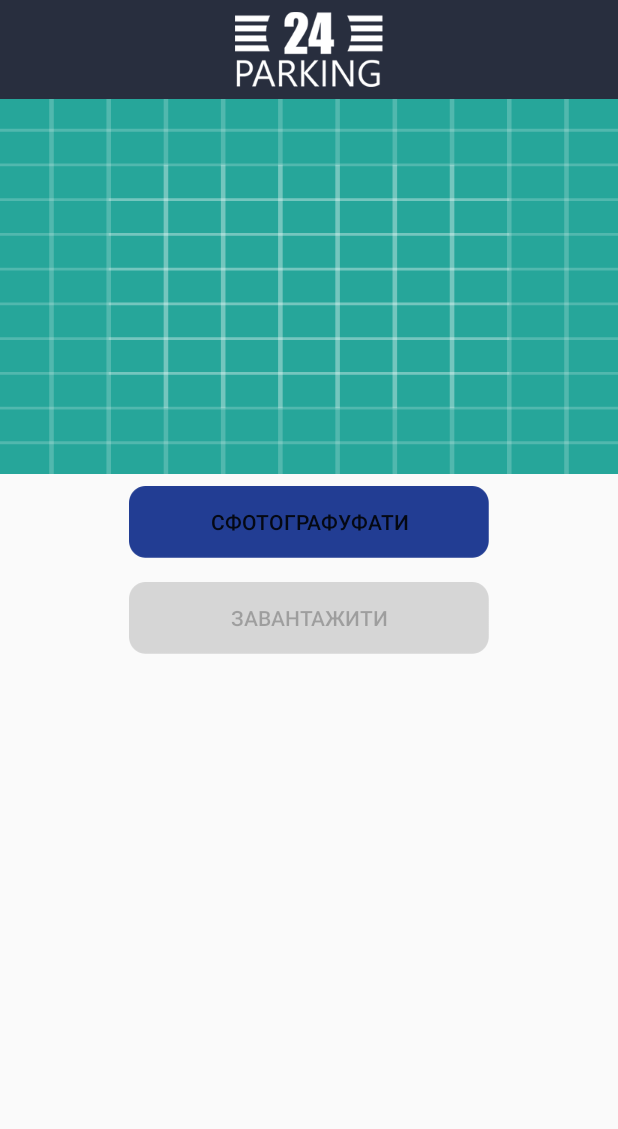
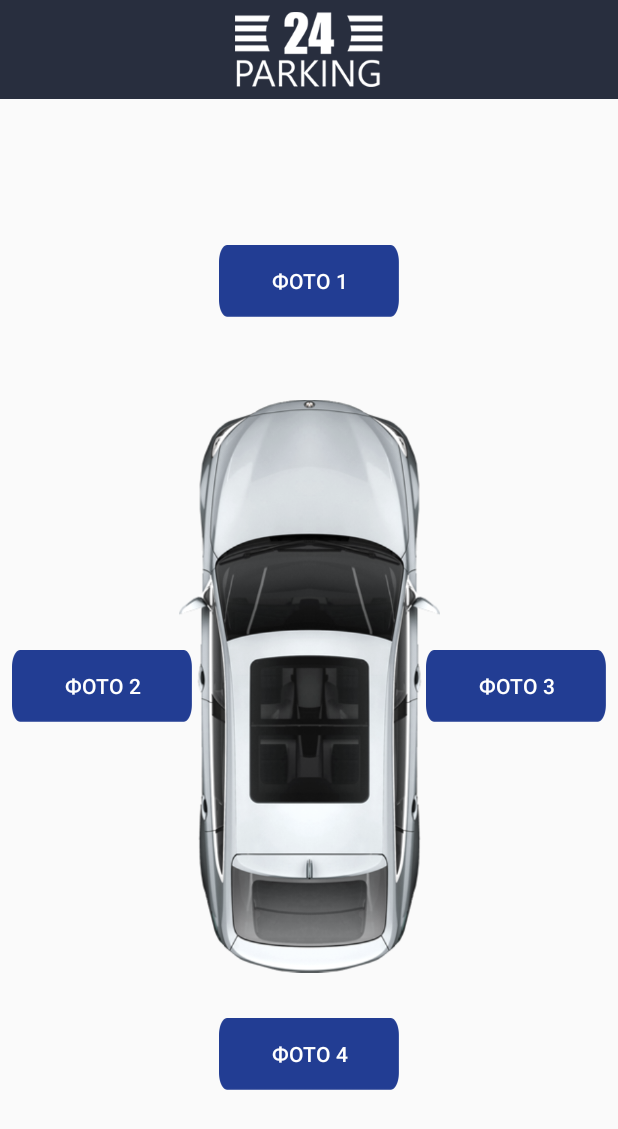
Before and after one commit to SolomkaIevgenii/ParkingControl_1.1, an Android app: the MainActivity screen opened directly, with no data from a screen before it, after a tap on "ОФОРМИТИ ПОРУШЕННЯ", on a phone screen of 412 x 824 dp. Shown: the top 1129 px of the screen. Run offline under Robolectric (Android 15) with nearby library versions, the phone set to English and light mode, and no system bars; pictures from the network do not load.

```diff
--- a/app/src/main/java/com/example/john/parkingcontrol/API/interfaces/GetTokenApi.java
+++ b/app/src/main/java/com/example/john/parkingcontrol/API/interfaces/GetTokenApi.java
@@ -1,7 +1,11 @@
 package com.example.john.parkingcontrol.API.interfaces;
+
+import android.content.Intent;
 
 import com.example.john.parkingcontrol.API.models.AddCarInc.AddCarIncRequest;
 import com.example.john.parkingcontrol.API.models.AddCarInc.AddCarIncResponse;
+import com.example.john.parkingcontrol.API.models.AddCarInc.Receipt.ReceiptRequest;
+import com.example.john.parkingcontrol.API.models.AddCarInc.Receipt.ReceiptResponse;
 import com.example.john.parkingcontrol.API.models.AddCarInc.UploadResponse;
 import com.example.john.parkingcontrol.API.models.Guid.GuidResponse;
 import com.example.john.parkingcontrol.API.models.ListCarIncRequest;
@@ -41,6 +45,10 @@ public interface GetTokenApi {
     @POST("ExtApi/CheckCar")
     Call<CheckCarResponse> getPaymentStatus(@Body CheckCarRequest paymentStatusRequest);
 
+    //Запрос чека
+    @POST("api/decision")
+    Call<ReceiptResponse> getReceipt(@Body ReceiptRequest receiptRequest);
+
     //Получение токена через from-data
     @FormUrlEncoded
     @POST("api/token")
@@ -48,5 +56,5 @@ public interface GetTokenApi {
 
     @FormUrlEncoded
     @POST("api/incident_upload_file")
-    Call<UploadResponse> uploadPhoto(@Field("Guid") String guid, @Field("Base64StringContent") String file);
+    Call<UploadResponse> uploadPhoto(@Field("Guid") String guid, @Field("Base64StringContent") String file, @Field("PhotoPerspectiveCode")Integer photoPerspectiveCode);
 }
--- a/app/src/main/java/com/example/john/parkingcontrol/Activity/LoginActivity.java
+++ b/app/src/main/java/com/example/john/parkingcontrol/Activity/LoginActivity.java
@@ -62,6 +62,7 @@ public class LoginActivity extends AppCompatActivity {
             public void onClick(View v) {
 
                 Intent intent = new Intent(LoginActivity.this, PrintActivity.class);
+                intent.putExtra("guid", "a0d1a342-7e59-4756-ab13-1e3334cfe508");
                 startActivity(intent);
                 /*Intent intent = new Intent(LoginActivity.this, FillTicketActivity.class);
                 startActivity(intent);*/
--- a/app/src/main/java/com/example/john/parkingcontrol/Activity/TIcketIssue/Photo/PhotoActivity.java
+++ b/app/src/main/java/com/example/john/parkingcontrol/Activity/TIcketIssue/Photo/PhotoActivity.java
@@ -51,9 +51,9 @@ import retrofit2.converter.gson.GsonConverterFactory;
 
 import static android.provider.MediaStore.Files.FileColumns.MEDIA_TYPE_IMAGE;
 
-public class PhotoActivity extends AppCompatActivity {
+public class PhotoActivity extends AppCompatActivity implements View.OnClickListener{
 
-    private Button buttonChoose, buttonUpload, buttonTakePhoto;
+    private Button button1, button2, button3, button4;
     private ImageView preView;
     private String myToken, myGuid, postPath, file;
     private String responseCarNumber;
@@ -83,16 +83,22 @@ public class PhotoActivity extends AppCompatActivity {
         isEmptyNumber = getIntent().getExtras().getBoolean("isEmptyNumber");
 
         myGuid = getIntent().getExtras().getString("guid");
-        buttonChoose = findViewById(R.id.buttonChoose);
-        buttonUpload = findViewById(R.id.buttonUpload);
-        buttonTakePhoto = findViewById(R.id.buttonTakePhoto);
-        preView = findViewById(R.id.imagePreview);
+        button1 = findViewById(R.id.button1);
+        button2 = findViewById(R.id.button2);
+        button3 = findViewById(R.id.button3);
+        button4 = findViewById(R.id.button4);
 
         if (ContextCompat.checkSelfPermission(this, Manifest.permission.CAMERA) != PackageManager.PERMISSION_GRANTED) {
-            buttonTakePhoto.setEnabled(false);
+            button1.setEnabled(false);
+            button2.setEnabled(false);
+            button3.setEnabled(false);
+            button4.setEnabled(false);
             ActivityCompat.requestPermissions(this, new String[]{Manifest.permission.READ_EXTERNAL_STORAGE, Manifest.permission.CAMERA, Manifest.permission.WRITE_EXTERNAL_STORAGE}, 0);
         } else {
-            buttonTakePhoto.setEnabled(true);
+            button1.setEnabled(true);
+            button2.setEnabled(true);
+            button3.setEnabled(true);
+            button4.setEnabled(true);
         }
 
 
@@ -102,27 +108,48 @@ public class PhotoActivity extends AppCompatActivity {
                 .addConverterFactory(GsonConverterFactory.create())
                 .build();
 
-        buttonTakePhoto.setOnClickListener(new View.OnClickListener() {
-            @Override
-            public void onClick(View v) {
-                captureImage();
-            }
-        });
-
-        buttonChoose.setOnClickListener(new View.OnClickListener() {
-            @Override
-            public void onClick(View v) {
-
-                Intent intent = new Intent();
-                intent.setType("image/*");
-                intent.setAction(Intent.ACTION_GET_CONTENT);
-                startActivityForResult(intent, IMG_REQUEST);
-
-            }
-        });
+//        buttonChoose.setOnClickListener(new View.OnClickListener() {
+//            @Override
+//            public void onClick(View v) {
+//
+//                Intent intent = new Intent();
+//                intent.setType("image/*");
+//                intent.setAction(Intent.ACTION_GET_CONTENT);
+//                startActivityForResult(intent, IMG_REQUEST);
+//
+//            }
+//        });
+        button1.setOnClickListener(this);
+        button2.setOnClickListener(this);
+        button3.setOnClickListener(this);
+        button4.setOnClickListener(this);
     }
 
-
+    @Override
+    public void onClick(View v) {
+        switch (v.getId()){
+            case R.id.button1:
+                v.setEnabled(false);
+                captureImage();
+                uploadImage(1, button1);
+                break;
+            case R.id.button2:
+                v.setEnabled(false);
+                captureImage();
+                uploadImage(2, button2);
+                break;
+            case R.id.button3:
+                v.setEnabled(false);
+                captureImage();
+                uploadImage(3, button3);
+                break;
+            case R.id.button4:
+                v.setEnabled(false);
+                captureImage();
+                uploadImage(4, button4);
+                break;
+        }
+    }
 
     @Override
     protected void onActivityResult(int requestCode, int resultCode, Intent data) {
@@ -141,9 +168,9 @@ public class PhotoActivity extends AppCompatActivity {
                     bitmap = Bitmap.createScaledBitmap(bitmap, 900, 1200, false);
                     preView.setImageBitmap(bitmap);
                     preView.setVisibility(View.VISIBLE);
-                    buttonChoose.setEnabled(false);
-                    buttonTakePhoto.setEnabled(false);
-                    buttonUpload.setEnabled(true);
+//                    buttonChoose.setEnabled(false);
+//                    buttonTakePhoto.setEnabled(false);
+//                    buttonUpload.setEnabled(true);
 
                     file = imageToString();
                 } catch (IOException e) {
@@ -162,13 +189,11 @@ public class PhotoActivity extends AppCompatActivity {
                     matrix.postRotate(90);
                     bitmap = Bitmap.createBitmap(bitmap, 0, 0, bitmap.getWidth(), bitmap.getHeight(), matrix, true);
                     bitmap = Bitmap.createScaledBitmap(bitmap, 900, 1200, false);
-                    preView.setImageBitmap(bitmap);
-                    buttonUpload.setEnabled(true);
-                    buttonTakePhoto.setEnabled(false);
+//                    preView.setImageBitmap(bitmap);
+//                    buttonUpload.setEnabled(true);
+//                    buttonTakePhoto.setEnabled(false);
 
                     file = imageToString();
-
-                    uploadImage();
 
                 }else{
                     //Glide.with(this).load(fileUri).into(preView);
@@ -179,12 +204,10 @@ public class PhotoActivity extends AppCompatActivity {
                     matrix.postRotate(90);
                     bitmap = Bitmap.createBitmap(bitmap, 0, 0, bitmap.getWidth(), bitmap.getHeight(), matrix, true);
                     bitmap = Bitmap.createScaledBitmap(bitmap, 900, 1200, false);
-                    buttonUpload.setEnabled(true);
-                    buttonTakePhoto.setEnabled(false);
+//                    buttonUpload.setEnabled(true);
+//                    buttonTakePhoto.setEnabled(false);
 
                     file = imageToString();
-
-                    uploadImage();
 
                 }
 
@@ -193,8 +216,8 @@ public class PhotoActivity extends AppCompatActivity {
         }
         else if (resultCode != RESULT_CANCELED) {
             Toast.makeText(this, "Невиправна помилка", Toast.LENGTH_LONG).show();
-            buttonUpload.setEnabled(false);
-            buttonTakePhoto.setEnabled(true);
+//            buttonUpload.setEnabled(false);
+//            buttonTakePhoto.setEnabled(true);
         }
 
     }
@@ -250,7 +273,7 @@ public class PhotoActivity extends AppCompatActivity {
 
 
     }
-    private void uploadImage(){
+    private void uploadImage(int photoPerspectiveCode, final Button currentButton){
                 prDialog.showDialog();
                 //final String file = imageToString();
                 sPref = getSharedPreferences(getResources().getString(R.string.sp_folder_name), MODE_PRIVATE);
@@ -258,7 +281,7 @@ public class PhotoActivity extends AppCompatActivity {
 
                 service = retrofit.create(GetTokenApi.class);
 
-                Call<UploadResponse> uploadResponseCall = service.uploadPhoto(myGuid, file);
+                Call<UploadResponse> uploadResponseCall = service.uploadPhoto(myGuid, file, photoPerspectiveCode);
                 uploadResponseCall.enqueue(new Callback<UploadResponse>() {
                     @Override
                     public void onResponse(Call<UploadResponse> call, Response<UploadResponse> response) {
@@ -266,8 +289,8 @@ public class PhotoActivity extends AppCompatActivity {
                         if (response.code()==200) {
                             if (response.body().getIsSuccess()) {
                                 i++;
-                                TextView textView = findViewById(R.id.textView7);
-                                textView.setText(response.toString());
+//                                TextView textView = findViewById(R.id.textView7);
+//                                textView.setText(response.toString());
 
                                     if (i==4) {
                                         Intent intent = new Intent(PhotoActivity.this, FillTicketActivity.class);
@@ -299,7 +322,7 @@ public class PhotoActivity extends AppCompatActivity {
                             else{
                                 android.app.AlertDialog.Builder builder = new android.app.AlertDialog.Builder(PhotoActivity.this);
                                 builder.setTitle("Помилка");
-                                builder.setMessage("Помилка, зверніться до адміністратора.");
+                                builder.setMessage("Помилка, зверніться до адміністратора."+response.body().getErrorMsg());
                                 builder.setPositiveButton("Ok", new DialogInterface.OnClickListener() {
                                     @Override
                                     public void onClick(DialogInterface dialog, int which) {
@@ -321,6 +344,7 @@ public class PhotoActivity extends AppCompatActivity {
                     public void onFailure(Call<UploadResponse> call, Throwable t) {
                         prDialog.hideDialog();
                         Toast.makeText(PhotoActivity.this, "Помилка зв'язку, перевірте інтернет з'єднання", Toast.LENGTH_SHORT).show();
+                        currentButton.setEnabled(true);
                     }
                 });
     }
@@ -405,7 +429,7 @@ public class PhotoActivity extends AppCompatActivity {
         if (requestCode == 0) {
             if (grantResults.length > 0 && grantResults[0] == PackageManager.PERMISSION_GRANTED
                     && grantResults[0] == PackageManager.PERMISSION_GRANTED) {
-                buttonTakePhoto.setEnabled(true);
+//                buttonTakePhoto.setEnabled(true);
             }
         }
     }
--- a/app/src/main/res/layout/activity_photo.xml
+++ b/app/src/main/res/layout/activity_photo.xml
@@ -40,68 +40,72 @@
         app:srcCompat="@mipmap/ic_logo_main" />
 
     <ImageView
-        android:id="@+id/imagePreview"
-        android:layout_width="match_parent"
-        android:layout_height="250dp"
-        android:layout_marginTop="8dp"
-        android:background="@drawable/ic_launcher_background"
-        android:scaleType="centerCrop"
+        android:id="@+id/imageView"
+        android:layout_width="382dp"
+        android:layout_height="249dp"
+        android:layout_marginEnd="8dp"
+        android:layout_marginStart="8dp"
+        android:rotation="90"
+        app:layout_constraintBottom_toTopOf="@+id/button3"
         app:layout_constraintEnd_toEndOf="parent"
         app:layout_constraintStart_toStartOf="parent"
-        app:layout_constraintTop_toBottomOf="@+id/imageLogoMain" />
+        app:layout_constraintTop_toBottomOf="@+id/button1"
+        app:srcCompat="@drawable/car_review" />
 
     <Button
-        android:id="@+id/buttonChoose"
-        android:layout_width="wrap_content"
+        android:id="@+id/button1"
+        android:layout_width="120dp"
         android:layout_height="wrap_content"
-        android:layout_marginEnd="8dp"
-        android:layout_marginStart="8dp"
-        android:layout_marginTop="16dp"
-        android:background="@drawable/button_login_pres_norm"
-        android:text="Обрати фото"
-        android:visibility="gone"
-        app:layout_constraintEnd_toEndOf="parent"
-        app:layout_constraintStart_toStartOf="parent"
-        app:layout_constraintTop_toBottomOf="@+id/buttonTakePhoto" />
-
-    <Button
-        android:id="@+id/buttonUpload"
-        android:layout_width="wrap_content"
-        android:layout_height="wrap_content"
-        android:layout_marginEnd="8dp"
-        android:layout_marginStart="8dp"
-        android:layout_marginTop="16dp"
-        android:text="Завантажити"
-        android:enabled="false"
-        app:layout_constraintEnd_toEndOf="parent"
-        app:layout_constraintStart_toStartOf="parent"
-        app:layout_constraintTop_toBottomOf="@+id/buttonChoose"
-        android:background="@drawable/button_login_pres_norm"/>
-
-    <Button
-        android:id="@+id/buttonTakePhoto"
-        android:layout_width="wrap_content"
-        android:layout_height="wrap_content"
+        android:layout_marginBottom="32dp"
         android:layout_marginEnd="8dp"
         android:layout_marginStart="8dp"
         android:layout_marginTop="8dp"
-        android:text="Сфотографуфати"
-        app:layout_constraintEnd_toEndOf="parent"
-        app:layout_constraintStart_toStartOf="parent"
-        app:layout_constraintTop_toBottomOf="@+id/imagePreview"
-        android:background="@drawable/button_login_pres_norm"/>
+        android:background="@drawable/button_login_pres_norm"
+        android:textColor="@color/colorWhite"
+        android:text="Фото 1"
+        app:layout_constraintBottom_toTopOf="@+id/imageView"
+        app:layout_constraintEnd_toEndOf="@+id/button2"
+        app:layout_constraintStart_toStartOf="@+id/button4"
+        app:layout_constraintTop_toBottomOf="@+id/imageHelperMain_2" />
 
-    <TextView
-        android:id="@+id/textView7"
-        android:layout_width="wrap_content"
+    <Button
+        android:id="@+id/button3"
+        android:layout_width="120dp"
         android:layout_height="wrap_content"
+        android:layout_marginBottom="8dp"
         android:layout_marginEnd="8dp"
         android:layout_marginStart="8dp"
         android:layout_marginTop="8dp"
-        android:text="TextView"
-        android:visibility="gone"
+        android:background="@drawable/button_login_pres_norm"
+        android:textColor="@color/colorWhite"
+        android:text="Фото 4"
+        app:layout_constraintBottom_toBottomOf="parent"
+        app:layout_constraintEnd_toEndOf="@+id/button2"
+        app:layout_constraintStart_toStartOf="@+id/button4"
+        app:layout_constraintTop_toBottomOf="@+id/imageView" />
+
+    <Button
+        android:id="@+id/button4"
+        android:layout_width="120dp"
+        android:layout_height="wrap_content"
+        android:layout_marginStart="8dp"
+        android:background="@drawable/button_login_pres_norm"
+        android:textColor="@color/colorWhite"
+        android:text="Фото 2"
+        app:layout_constraintBottom_toTopOf="@+id/imageView"
+        app:layout_constraintStart_toStartOf="parent"
+        app:layout_constraintTop_toBottomOf="@+id/imageView" />
+
+    <Button
+        android:id="@+id/button2"
+        android:layout_width="120dp"
+        android:layout_height="wrap_content"
+        android:layout_marginEnd="8dp"
+        android:background="@drawable/button_login_pres_norm"
+        android:textColor="@color/colorWhite"
+        android:text="Фото 3"
+        app:layout_constraintBottom_toTopOf="@+id/imageView"
         app:layout_constraintEnd_toEndOf="parent"
-        app:layout_constraintStart_toStartOf="parent"
-        app:layout_constraintTop_toBottomOf="@+id/buttonUpload" />
+        app:layout_constraintTop_toBottomOf="@+id/imageView" />
 
 </android.support.constraint.ConstraintLayout>
```
Also changed, not shown: app/src/main/java/com/example/john/parkingcontrol/API/models/AddCarInc/Receipt/ReceiptRequest.java (added, +14 -0 lines), app/src/main/java/com/example/john/parkingcontrol/API/models/AddCarInc/Receipt/ReceiptResponse.java (added, +22 -0 lines), app/src/main/java/com/example/john/parkingcontrol/Activity/PrintActivity.java (+66 -9 lines), app/src/main/res/drawable/car_review.png (added).
